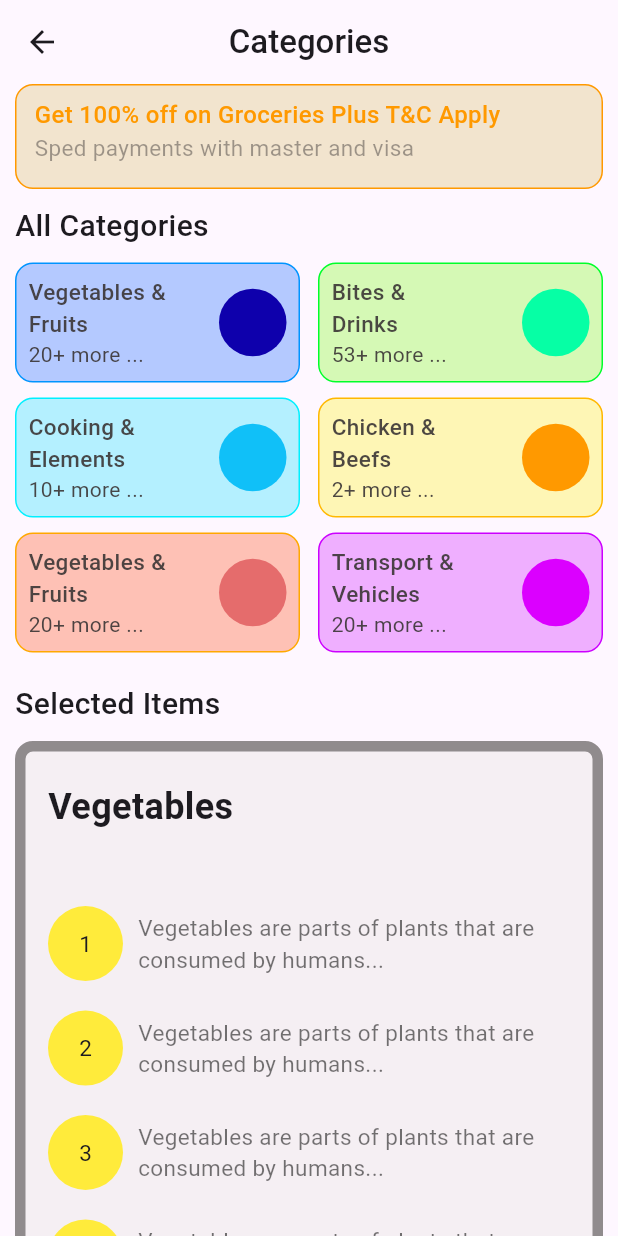
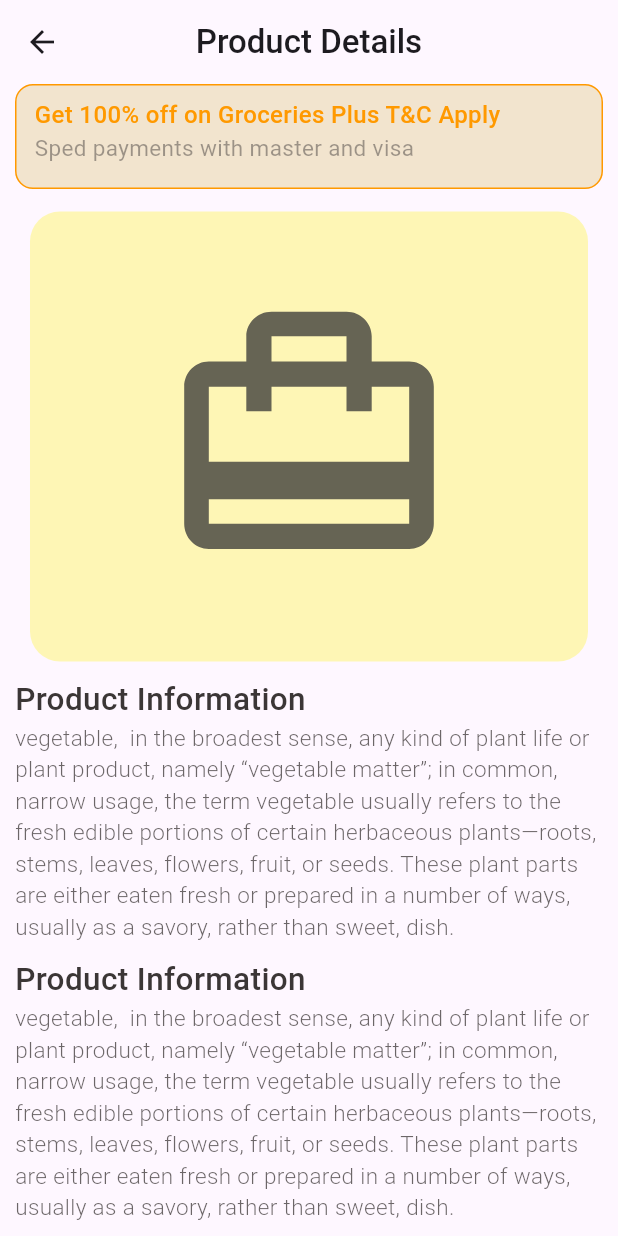
Before and after one commit to WmIsuru2001/flutter_grocery, a Flutter app: the screen it shows after launch, on a phone screen of 412 x 824 dp. Run offline on Flutter 3.47's test engine with Material 3 defaults, Android fonts, the phone set to English and light mode, and no system bars.

Commit message:
last update

```diff
--- a/lib/main.dart
+++ b/lib/main.dart
@@ -1,5 +1,5 @@
 import 'package:flutter/material.dart';
-import 'package:flutter_grocery/pages/category_page/category_page.dart';
+import 'package:flutter_grocery/pages/product_details/product_details.dart';
 
 void main() {
   runApp(const MyApp());
@@ -13,7 +13,7 @@ class MyApp extends StatelessWidget {
     return const MaterialApp(
       debugShowCheckedModeBanner: false,
       title: "Grocery App",
-      home: CategoryPage(),
+      home: ProductDetails(),
     );
   }
 }
--- /dev/null
+++ b/lib/pages/product_details/product_details.dart
@@ -0,0 +1,140 @@
+import 'package:flutter/material.dart';
+import 'package:flutter_grocery/widgets/reusable/product_details/price_card.dart';
+import 'package:flutter_grocery/widgets/reusable/product_details/title_descr_card.dart';
+import 'package:flutter_grocery/widgets/shared/gradient_button.dart';
+import 'package:flutter_grocery/widgets/shared/noticfication_card.dart';
+
+class ProductDetails extends StatelessWidget {
+  const ProductDetails({super.key});
+
+  @override
+  Widget build(BuildContext context) {
+    return Scaffold(
+      appBar: AppBar(
+        leading: const Icon(Icons.arrow_back),
+        title: const Text(
+          "Product Details",
+          style: TextStyle(
+            fontSize: 22,
+            fontWeight: FontWeight.w500,
+          ),
+        ),
+        centerTitle: true,
+      ),
+      body: SingleChildScrollView(
+        child: Padding(
+          padding: const EdgeInsets.symmetric(horizontal: 10),
+          child: Column(
+            crossAxisAlignment: CrossAxisAlignment.start,
+            children: [
+              const NoticficationCard(),
+              const SizedBox(
+                height: 15,
+              ),
+              Padding(
+                padding: const EdgeInsets.symmetric(horizontal: 10),
+                child: Container(
+                  width: double.infinity,
+                  height: 300,
+                  decoration: BoxDecoration(
+                    borderRadius: BorderRadius.circular(20),
+                    color: const Color(0xffFFF500).withOpacity(0.29),
+                  ),
+                  child: Center(
+                    child: Icon(
+                      Icons.card_travel,
+                      size: 200,
+                      color: const Color(0xff333333).withOpacity(0.75),
+                    ),
+                  ),
+                ),
+              ),
+              const SizedBox(
+                height: 10,
+              ),
+              const TitleDescrCard(
+                title: "Product Information",
+                description:
+                    "vegetable,  in the broadest sense, any kind of plant life or plant product, namely “vegetable matter”; in common, narrow usage, the term vegetable usually refers to the fresh edible portions of certain herbaceous plants—roots, stems, leaves, flowers, fruit, or seeds. These plant parts are either eaten fresh or prepared in a number of ways, usually as a savory, rather than sweet, dish.",
+              ),
+              const SizedBox(
+                height: 10,
+              ),
+              const TitleDescrCard(
+                title: "Product Information",
+                description:
+                    "vegetable,  in the broadest sense, any kind of plant life or plant product, namely “vegetable matter”; in common, narrow usage, the term vegetable usually refers to the fresh edible portions of certain herbaceous plants—roots, stems, leaves, flowers, fruit, or seeds. These plant parts are either eaten fresh or prepared in a number of ways, usually as a savory, rather than sweet, dish.",
+              ),
+              const SizedBox(
+                height: 10,
+              ),
+              const Text(
+                "Price List",
+                style: TextStyle(
+                  fontSize: 21,
+                  fontWeight: FontWeight.w500,
+                ),
+              ),
+              const SizedBox(
+                height: 10,
+              ),
+              const PriceCard(
+                productNumber: 1,
+                productName: "Green peas",
+                productWeight: 100,
+                unit: "g",
+              ),
+              const PriceCard(
+                productNumber: 1,
+                productName: "Brussels sprouts",
+                productWeight: 100,
+                unit: "g",
+              ),
+              const PriceCard(
+                productNumber: 1,
+                productName: "Broccoli",
+                productWeight: 100,
+                unit: "g",
+              ),
+              const Row(
+                mainAxisAlignment: MainAxisAlignment.end,
+                children: [
+                  Text(
+                    "Total",
+                    style: TextStyle(
+                      fontSize: 22,
+                      fontWeight: FontWeight.w500,
+                    ),
+                  ),
+                  SizedBox(
+                    width: 90,
+                  ),
+                  Text(
+                    "230\$",
+                    style: TextStyle(
+                      fontSize: 22,
+                      fontWeight: FontWeight.w700,
+                      color: Color(0xff9E00FF),
+                    ),
+                  ),
+                ],
+              ),
+              const SizedBox(
+                height: 20,
+              ),
+              const Row(
+                mainAxisAlignment: MainAxisAlignment.center,
+                children: [
+                  GradientButton(),
+                ],
+              ),
+              const SizedBox(
+                height: 20,
+              ),
+            ],
+          ),
+        ),
+      ),
+    );
+  }
+}
--- /dev/null
+++ b/lib/widgets/reusable/product_details/title_descr_card.dart
@@ -0,0 +1,36 @@
+import 'package:flutter/material.dart';
+
+class TitleDescrCard extends StatelessWidget {
+  final String title;
+  final String description;
+  const TitleDescrCard({
+    super.key,
+    required this.title,
+    required this.description,
+  });
+
+  @override
+  Widget build(BuildContext context) {
+    return Column(
+      crossAxisAlignment: CrossAxisAlignment.start,
+      children: [
+        Text(
+          title,
+          style: const TextStyle(
+            fontSize: 21,
+            fontWeight: FontWeight.w500,
+            color: Color(0xff3B3636),
+          ),
+        ),
+        Text(
+          description,
+          style: TextStyle(
+            fontSize: 15,
+            fontWeight: FontWeight.w300,
+            color: const Color(0xff3B3636).withOpacity(0.75),
+          ),
+        ),
+      ],
+    );
+  }
+}
```
Also changed, not shown: lib/widgets/reusable/product_details/price_card.dart (added, +107 -0 lines), lib/widgets/shared/gradient_button.dart (added, +33 -0 lines).
